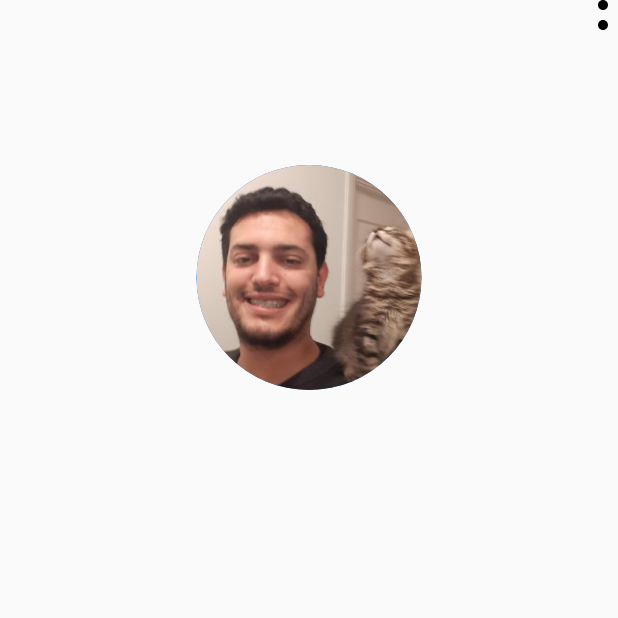
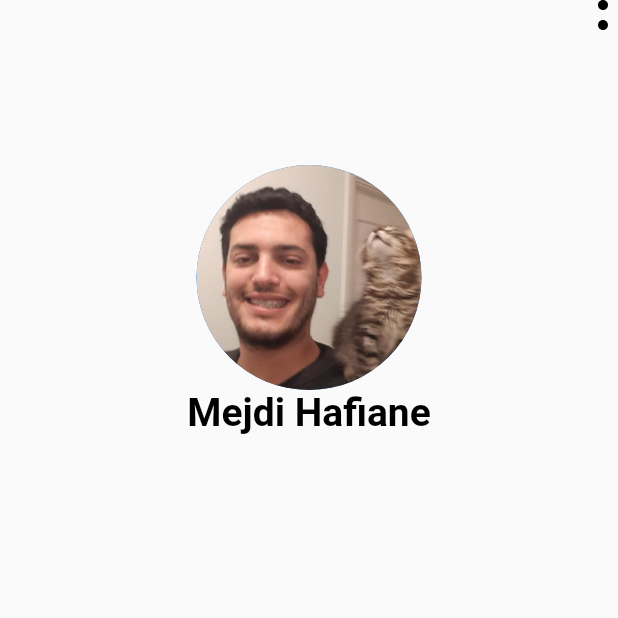
Before and after one commit to mejdi14/Card-Paginator, a Flutter app: the screen it shows after launch, on a phone screen of 412 x 824 dp, the top half of it. Run offline on Flutter 3.47's test engine with Material 2 defaults, Android fonts, the phone set to English and light mode, and no system bars; our stand-ins replace flutter_svg.

Commit message:
add the name text

```diff
--- a/lib/ui/profile_page.dart
+++ b/lib/ui/profile_page.dart
@@ -37,7 +37,10 @@ class _ProfilePageState extends State<ProfilePage> {
                   backgroundImage: AssetImage('assets/img/me.jpeg'),
                 ),
               ),
-            )
+            ),
+            Align(
+                alignment: Alignment.center,
+                child: Text('Mejdi Hafiane', style: TextStyle(color: Colors.black, fontWeight: FontWeight.bold, fontSize: 26),))
           ],
         ),
       ),
```
